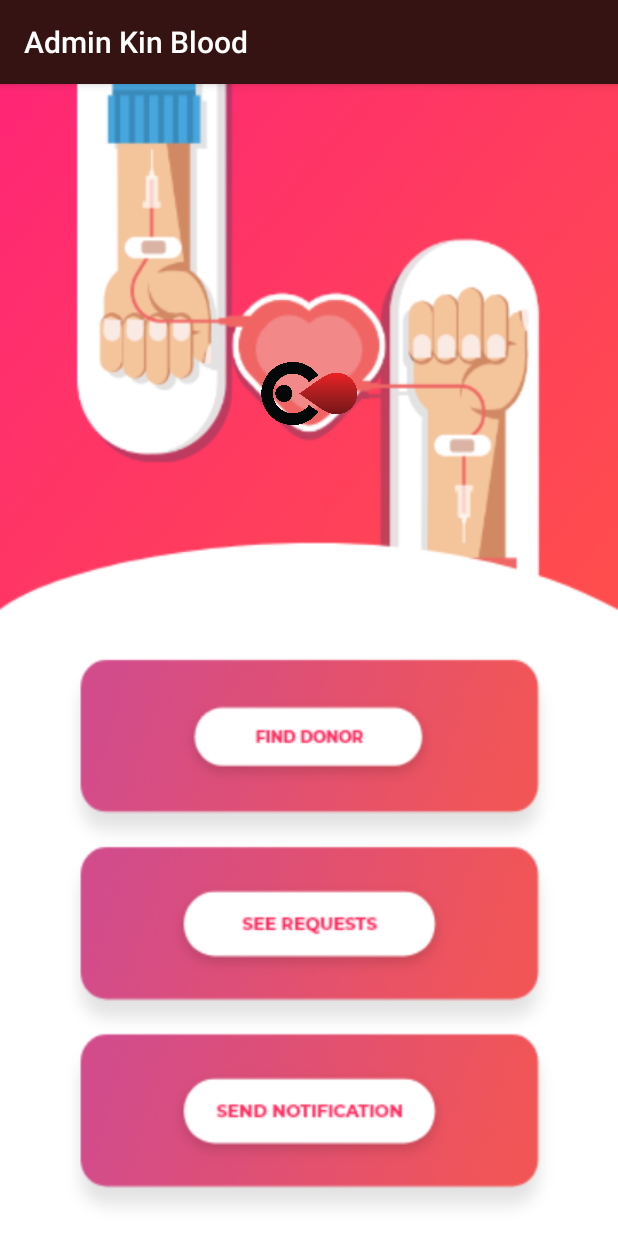
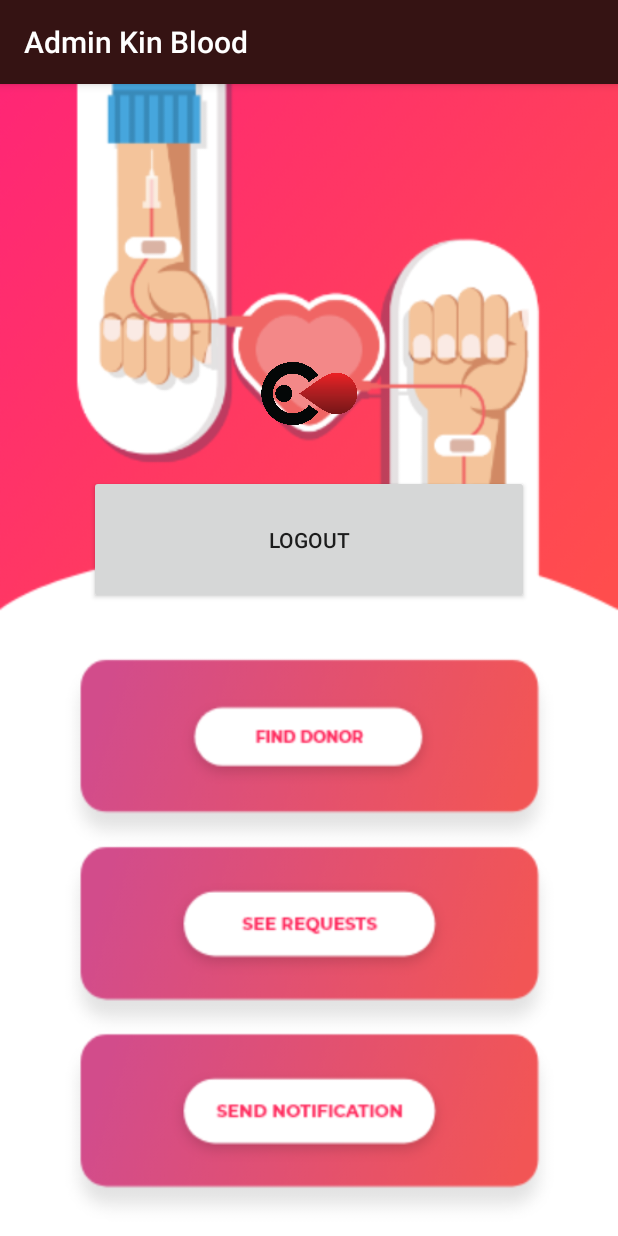
Before and after one commit to meafs/adminKIN, an Android app: the screen it shows after launch once a user with an empty profile is signed in (Home), on a phone screen of 412 x 824 dp. Run offline under Robolectric (Android 15) with nearby library versions, the phone set to English and light mode, and no system bars; our stand-ins replace Firebase (no records; nobody signed in at launch, a user with empty details on screens opened directly).

Commit message:
Commit: 10th July, 2020

```diff
--- a/app/src/main/java/com/sust/adminkinblood/Home.java
+++ b/app/src/main/java/com/sust/adminkinblood/Home.java
@@ -11,6 +11,7 @@ import android.os.Bundle;
 import android.view.View;
 import android.widget.Button;
 import android.widget.TextView;
+import android.widget.Toast;
 
 import com.google.firebase.auth.FirebaseAuth;
 import com.google.firebase.auth.FirebaseUser;
@@ -19,7 +20,7 @@ import com.google.firebase.firestore.FirebaseFirestore;
 
 public class Home extends AppCompatActivity {
 
-    private Button btn_findDonor, btn_seeRqst,btn_ntf;
+    private Button btn_findDonor, btn_seeRqst,btn_ntf,btn_logout;
     public static FirebaseAuth FIREBASE_AUTH;
     public static FirebaseUser FIREBASE_USER;
     public static DocumentReference DOCUMENT_REFERENCE;
@@ -56,8 +57,19 @@ public class Home extends AppCompatActivity {
         btn_findDonor = findViewById(R.id.Bfind_donor);
         btn_seeRqst = findViewById(R.id.Bsee_rqst);
         btn_ntf = findViewById(R.id.Bntf);
+        btn_logout = findViewById(R.id.Blogout);
 
 
+
+        btn_logout.setOnClickListener(new View.OnClickListener() {
+            @Override
+            public void onClick(View v) {
+                FIREBASE_AUTH.signOut();
+                Toast.makeText(Home.this, "Signed out successfully", Toast.LENGTH_SHORT).show();
+                startActivity(new Intent(Home.this, MainActivity.class));
+                finish();
+            }
+        });
         btn_findDonor.setOnClickListener(new View.OnClickListener() {
             @Override
             public void onClick(View view) {
--- a/app/src/main/res/layout/activity_home.xml
+++ b/app/src/main/res/layout/activity_home.xml
@@ -8,6 +8,7 @@
     tools:context=".Home">
 
     <ImageView
+        android:id="@+id/imageView"
         android:layout_width="65dp"
         android:layout_height="73dp"
         android:layout_marginBottom="524dp"
@@ -15,6 +16,17 @@
         app:layout_constraintBottom_toBottomOf="parent"
         app:layout_constraintEnd_toEndOf="parent"
         app:layout_constraintStart_toStartOf="parent" />
+
+    <Button
+        android:id="@+id/Blogout"
+        android:layout_width="293dp"
+        android:layout_height="86dp"
+        android:text="logout"
+        app:layout_constraintBottom_toBottomOf="parent"
+        app:layout_constraintEnd_toEndOf="parent"
+        app:layout_constraintStart_toStartOf="parent"
+        app:layout_constraintTop_toTopOf="parent"
+        app:layout_constraintVertical_bias="0.382" />
 
     <Button
         android:id="@+id/Bfind_donor"
```
